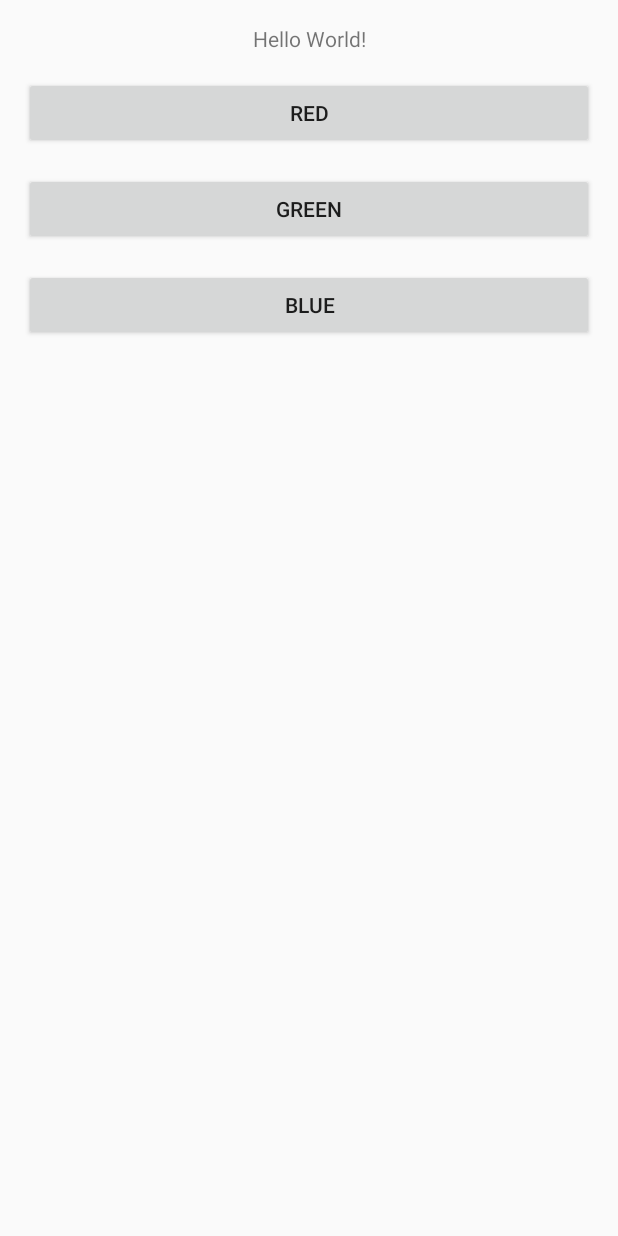
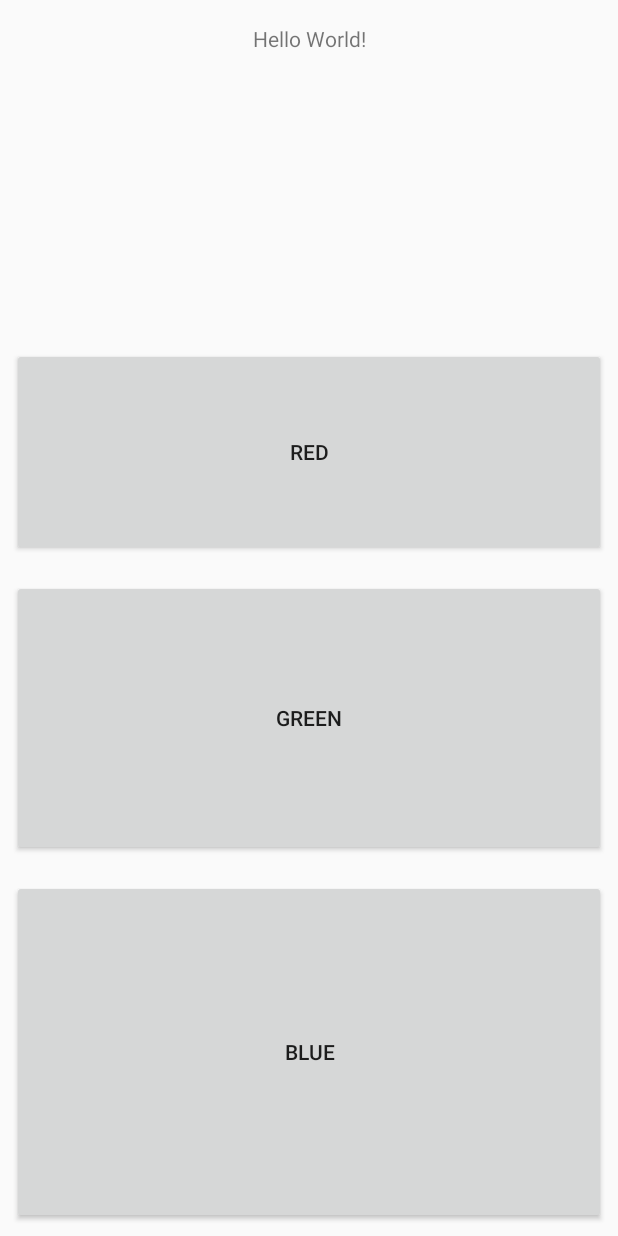
Before and after one commit to BaartekP/Android_Lab1_and_Lab2, an Android app: the layout content_main_nested.xml on its own in the app's theme, with its tools: preview values and no code run, on a phone screen of 412 x 824 dp. Run offline under Robolectric (Android 15) with nearby library versions, the light colour scheme and no system bars.

Commit message:
New xmls added. Clear version

```diff
--- a/Lab2/app/src/main/res/layout/content_main_nested.xml
+++ b/Lab2/app/src/main/res/layout/content_main_nested.xml
@@ -11,7 +11,7 @@
 
         android:id="@+id/text_view"
         android:layout_width="match_parent"
-        android:layout_height="wrap_content"
+        android:layout_height="200dp"
         android:layout_margin="16dp"
         android:textAlignment="center"
         android:text="Hello World!"
@@ -19,12 +19,23 @@
         app:layout_constraintRight_toRightOf="parent"
         app:layout_constraintTop_toTopOf="parent" />
 
+    <LinearLayout
+        android:layout_width="match_parent"
+        android:layout_height="0dp"
+        android:orientation="vertical"
+        android:layout_marginBottom="8dp"
+        app:layout_constraintBottom_toBottomOf="parent"
+        app:layout_constraintTop_toBottomOf="@id/text_view"
+        >
     <Button
         android:id="@+id/button"
         android:layout_width="match_parent"
         android:layout_height="wrap_content"
-        android:layout_margin="16dp"
+        android:layout_marginStart="8dp"
+        android:layout_marginTop="16dp"
+        android:layout_marginEnd="8dp"
         android:text="@string/red"
+        android:layout_weight="2"
         app:layout_constraintEnd_toEndOf="parent"
         app:layout_constraintStart_toStartOf="parent"
         app:layout_constraintTop_toBottomOf="@id/text_view" />
@@ -33,8 +44,11 @@
         android:id="@+id/button2"
         android:layout_width="match_parent"
         android:layout_height="wrap_content"
-        android:layout_margin="16dp"
+        android:layout_marginStart="8dp"
+        android:layout_marginTop="16dp"
+        android:layout_marginEnd="8dp"
         android:text="@string/green"
+        android:layout_weight="3"
         app:layout_constraintEnd_toEndOf="parent"
         app:layout_constraintStart_toStartOf="parent"
         app:layout_constraintTop_toBottomOf="@id/button" />
@@ -43,11 +57,14 @@
         android:id="@+id/button3"
         android:layout_width="match_parent"
         android:layout_height="wrap_content"
+        android:layout_marginStart="8dp"
+        android:layout_marginTop="16dp"
+        android:layout_marginEnd="8dp"
         android:text="@string/blue"
-        android:layout_margin="16dp"
+        android:layout_weight="4"
         app:layout_constraintEnd_toEndOf="parent"
         app:layout_constraintStart_toStartOf="parent"
         app:layout_constraintTop_toBottomOf="@id/button2" />
 
-
+    </LinearLayout>
 </androidx.constraintlayout.widget.ConstraintLayout>
```
Also changed, not shown: Lab2/app/src/main/res/layout/content_main_linear.xml (+12 -15 lines).
